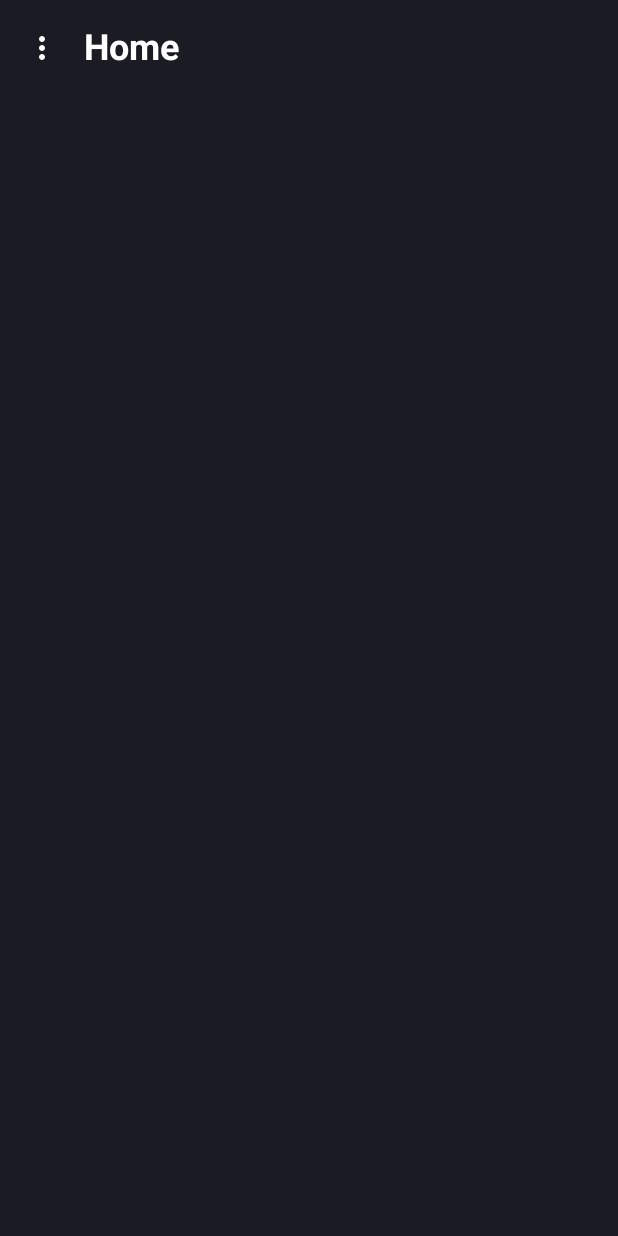
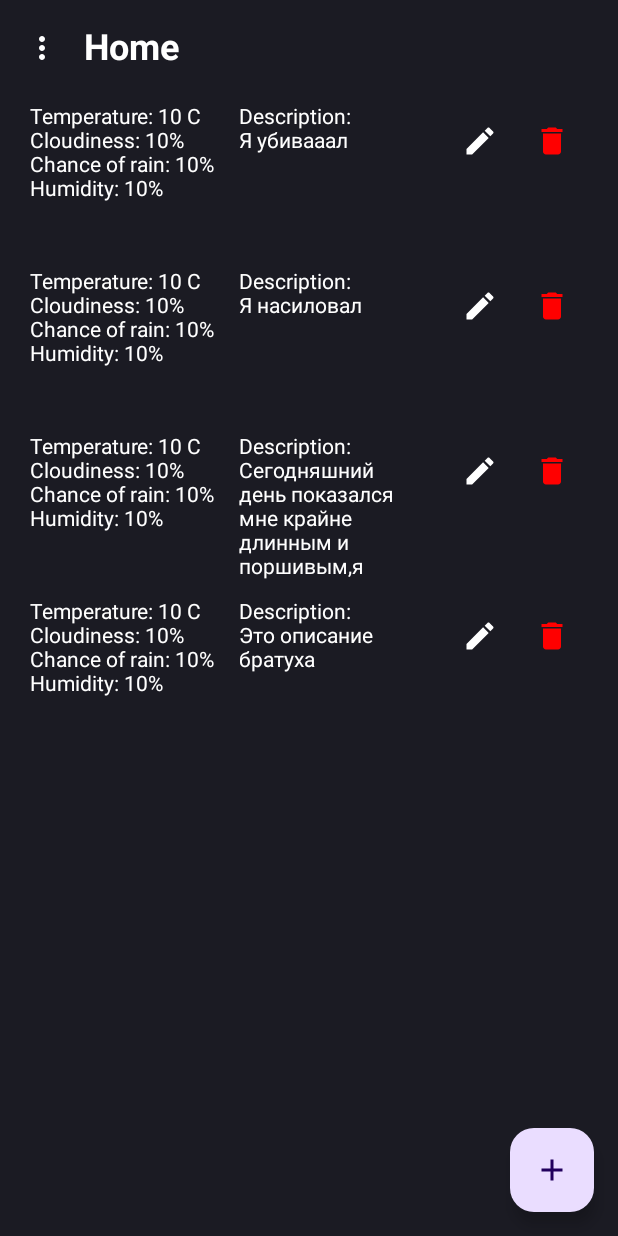
Before and after one commit to AlesHulevic/WeatherWise, an Android app built with Jetpack Compose: the screen it shows after launch (MainActivity), on a phone screen of 412 x 824 dp. Before the commit the screen is almost empty. Run offline under Robolectric (Android 15) with nearby library versions, the phone set to English and light mode, and no system bars.

Commit message:
Add normal card displaying and deleting

```diff
--- a/app/src/main/java/com/example/tolaaleksey/weatherinfo/MainActivity.kt
+++ b/app/src/main/java/com/example/tolaaleksey/weatherinfo/MainActivity.kt
@@ -16,7 +16,6 @@ class MainActivity : ComponentActivity() {
         super.onCreate(savedInstanceState)
         setContent {
             val navController = rememberNavController()
-
             //val bottomSheetNavigator = rememberBottomSheetNavigator()
 
             NavHost(
--- a/app/src/main/java/com/example/tolaaleksey/weatherinfo/classes/Day.kt
+++ b/app/src/main/java/com/example/tolaaleksey/weatherinfo/classes/Day.kt
@@ -1,3 +1,5 @@
 package com.example.tolaaleksey.weatherinfo.classes
 
-class Day(val weather: Weather, val description: String)
+import java.util.UUID
+
+class Day(val weather: Weather, val description: String, val id: UUID = UUID.randomUUID())
--- a/app/src/main/java/com/example/tolaaleksey/weatherinfo/classes/HomeViewModule.kt
+++ b/app/src/main/java/com/example/tolaaleksey/weatherinfo/classes/HomeViewModule.kt
@@ -5,15 +5,21 @@ import androidx.compose.runtime.toMutableStateList
 import androidx.lifecycle.ViewModel
 
 class HomeViewModule : ViewModel() {
-    val days: SnapshotStateList<Day> = DefaultCats.toMutableStateList()
+    val days: SnapshotStateList<Day> = DefaultDays.toMutableStateList()
 
     fun onClickRemoveDay(day: Day) = days.remove(day)
 
     private companion object {
         val weather = Weather(10, 10, 10, 10);
-        private val DefaultCats = listOf(
+
+        private val DefaultDays = listOf(
             Day(weather, "Я убивааал"),
-            Day(weather, "Я насиловал")
+            Day(weather, "Я насиловал"),
+            Day(
+                weather, "Сегодняшний день показался мне крайне длинным и поршивым," +
+                        "я надеюсь, что я успею доделать это приложение и выебать мать Никиты Вайзина"
+            ),
+            Day(weather, "Это описание братуха")
         )
     }
 }
--- a/app/src/main/java/com/example/tolaaleksey/weatherinfo/screens/HomeScreen.kt
+++ b/app/src/main/java/com/example/tolaaleksey/weatherinfo/screens/HomeScreen.kt
@@ -3,31 +3,58 @@
 package com.example.tolaaleksey.weatherinfo.screens
 
 import android.annotation.SuppressLint
+import android.widget.ImageButton
+import android.widget.Toast
+import androidx.compose.foundation.layout.Arrangement
+import androidx.compose.foundation.layout.Box
 import androidx.compose.foundation.layout.Column
+import androidx.compose.foundation.layout.Row
+import androidx.compose.foundation.layout.Spacer
+import androidx.compose.foundation.layout.fillMaxHeight
 import androidx.compose.foundation.layout.fillMaxSize
+import androidx.compose.foundation.layout.fillMaxWidth
+import androidx.compose.foundation.layout.height
+import androidx.compose.foundation.layout.padding
+import androidx.compose.foundation.layout.width
 import androidx.compose.foundation.lazy.LazyColumn
+import androidx.compose.foundation.rememberScrollState
+import androidx.compose.foundation.verticalScroll
 import androidx.compose.material.icons.Icons
+import androidx.compose.material.icons.filled.Add
+import androidx.compose.material.icons.filled.Delete
+import androidx.compose.material.icons.filled.Edit
 import androidx.compose.material.icons.filled.MoreVert
 import androidx.compose.material3.ExperimentalMaterial3Api
+import androidx.compose.material3.FloatingActionButton
+import androidx.compose.material3.FloatingActionButtonDefaults
 import androidx.compose.material3.Icon
 import androidx.compose.material3.IconButton
+import androidx.compose.material3.IconButtonColors
 import androidx.compose.material3.Scaffold
 import androidx.compose.material3.Text
 import androidx.compose.material3.TopAppBar
 import androidx.compose.material3.TopAppBarDefaults
 import androidx.compose.runtime.Composable
 import androidx.compose.runtime.snapshots.SnapshotStateList
+import androidx.compose.ui.Alignment
 import androidx.compose.ui.Modifier
+import androidx.compose.ui.focus.focusModifier
 import androidx.compose.ui.graphics.Color
+import androidx.compose.ui.platform.LocalContext
 import androidx.compose.ui.res.stringResource
 import androidx.compose.ui.text.font.FontWeight
+import androidx.compose.ui.tooling.preview.Preview
+import androidx.compose.ui.unit.dp
 import androidx.compose.ui.unit.sp
 import androidx.lifecycle.ViewModel
 import androidx.lifecycle.viewmodel.compose.viewModel
 import androidx.navigation.NavController
+import androidx.navigation.compose.rememberNavController
 import com.example.tolaaleksey.weatherinfo.R
 import com.example.tolaaleksey.weatherinfo.classes.Day
 import com.example.tolaaleksey.weatherinfo.classes.HomeViewModule
+import com.example.tolaaleksey.weatherinfo.classes.Weather
+import io.ktor.util.reflect.instanceOf
 import kotlin.reflect.KFunction1
 
 @SuppressLint("UnusedMaterial3ScaffoldPaddingParameter")
@@ -36,11 +63,16 @@ import kotlin.reflect.KFunction1
 fun Home(navController: NavController) {
     val viewModel = viewModel<HomeViewModule>()
     Scaffold(
+        floatingActionButton = { FloatingActionButtonCompose(viewModel) },
         topBar = {
             TopAppBar(
                 navigationIcon = {
                     IconButton(onClick = {
-                        navController.navigate("AboutScreen")
+                        navController.navigate("AboutScreen") {
+                            popUpTo("AboutScreen") {
+                                inclusive = true
+                            }
+                        }
                     }) {
                         Icon(
                             Icons.Filled.MoreVert,
@@ -65,13 +97,35 @@ fun Home(navController: NavController) {
         containerColor = Color(0xff1b1b23),
     ) {
         Column(
-            modifier = Modifier.fillMaxSize()
+            modifier = Modifier
+                .fillMaxSize()
+                .verticalScroll(rememberScrollState())
         ) {
+            Spacer(modifier = Modifier.height(70.dp))
             HomeScreenContent(
                 items = viewModel.days,
                 onRemove = viewModel::onClickRemoveDay,
                 onAdd = { navController.navigate("HomeScreen") }
             )
+
+        }
+        FloatingActionButton(onClick = { }, contentColor = Color.White) {
+        }
+    }
+}
+
+@Composable
+fun FloatingActionButtonCompose(viewModule: HomeViewModule) {
+    FloatingActionButton(onClick = { /*TODO*/ }) {
+        IconButton(onClick = {
+            val weather = Weather(6, 80, 34, 60)
+            val day = Day(
+                weather, "Это описание, братуха"
+            )
+            viewModule.days.add(day)
+        }
+        ) {
+            Icon(Icons.Default.Add, contentDescription = stringResource(R.string.add))
         }
     }
 }
@@ -82,7 +136,23 @@ fun HomeScreenContent(
     onRemove: (Day) -> Unit,
     onAdd: () -> Unit,
 ) {
+    val context = LocalContext.current
+    Column() {
+        items.forEach {
+            DayItem(
+                day = it,
+                onRemove = {
+                    onRemove(it)
+                    Toast.makeText(context, "You are delete a day", Toast.LENGTH_SHORT)
+                },
+                modifier = Modifier
+                    .fillMaxWidth()
+                    .padding(horizontal = 20.dp)
+            )
+            Spacer(modifier = Modifier.height(10.dp))
+        }
 
+    }
 }
 
 @Composable
@@ -91,5 +161,45 @@ fun DayItem(
     onRemove: () -> Unit,
     modifier: Modifier = Modifier,
 ) {
+    Row(horizontalArrangement = Arrangement.SpaceBetween, modifier = modifier) {
+        Column(modifier = Modifier.fillMaxHeight()) {
+            Text(text = "Temperature: ${day.weather.temperature} С", color = Color.White)
+            Text(text = "Cloudiness: ${day.weather.cloudiness}%", color = Color.White)
+            Text(text = "Chance of rain: ${day.weather.chanceOfRain}%", color = Color.White)
+            Text(text = "Humidity: ${day.weather.humidity}%", color = Color.White)
+        }
 
+        Column(modifier = Modifier
+            .fillMaxHeight()
+            .width(120.dp)
+            .height(100.dp)) {
+            Text(text = "Description:", color = Color.White)
+            Text(text = day.description, color = Color.White)
+        }
+
+        Row(modifier = Modifier.fillMaxHeight(), verticalAlignment = Alignment.CenterVertically) {
+            IconButton(onClick = { onRemove() }) {
+                Icon(
+                    Icons.Default.Edit,
+                    contentDescription = stringResource(R.string.delete),
+                    tint = Color.White
+                )
+            }
+
+            IconButton(onClick = { onRemove() }) {
+                Icon(
+                    Icons.Default.Delete,
+                    contentDescription = stringResource(R.string.delete),
+                    tint = Color.Red
+                )
+            }
+        }
+    }
 }
+
+@Preview
+@Composable
+fun preview() {
+    val navController = rememberNavController()
+    Home(navController = navController)
+}
--- a/app/src/main/res/values/strings.xml
+++ b/app/src/main/res/values/strings.xml
@@ -10,4 +10,6 @@
     <string name="description">Bla bla bla bla bla</string>
     <string name="about">About</string>
     <string name="home">Home</string>
+    <string name="delete">Delete</string>
+    <string name="add">Add</string>
 </resources>
```
Also changed, not shown: app/src/main/res/layout/activity_main.xml (deleted, +0 -34 lines).
